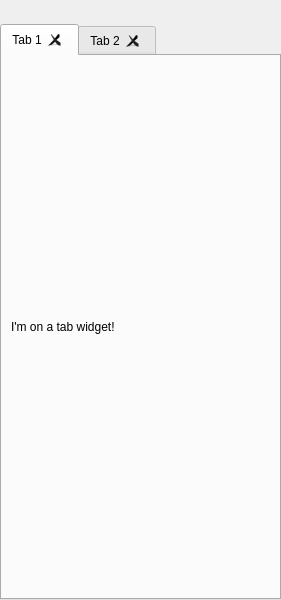
Qt form tools/maya/gfUtilitiesBelt2/gui/win_main.ui (giulianofranca/gfTools) before a commit.
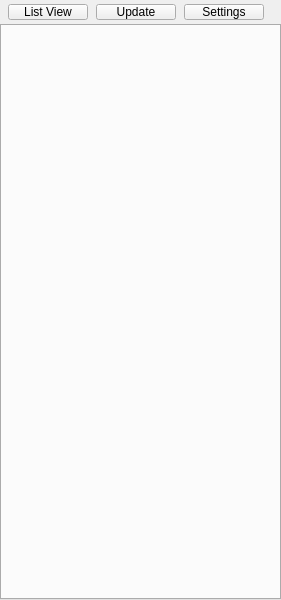
The same form after that commit. Custom widgets are drawn as their Qt base class.

What changed in the file:
```diff
--- a/tools/maya/gfUtilitiesBelt2/gui/win_main.ui
+++ b/tools/maya/gfUtilitiesBelt2/gui/win_main.ui
@@ -10,6 +10,12 @@
     <height>600</height>
    </rect>
   </property>
+  <property name="minimumSize">
+   <size>
+    <width>281</width>
+    <height>300</height>
+   </size>
+  </property>
   <property name="windowTitle">
    <string>Form</string>
   </property>
@@ -30,67 +36,120 @@
     <number>0</number>
    </property>
    <item>
-    <widget class="GFTitleBar" name="wdgTitle" native="true">
-     <property name="sizePolicy">
-      <sizepolicy hsizetype="Preferred" vsizetype="Minimum">
-       <horstretch>0</horstretch>
-       <verstretch>0</verstretch>
-      </sizepolicy>
-     </property>
+    <widget class="QFrame" name="frmTitleBar">
      <property name="minimumSize">
       <size>
        <width>0</width>
        <height>24</height>
       </size>
      </property>
-     <layout class="QHBoxLayout" name="horizontalLayout"/>
+     <property name="frameShape">
+      <enum>QFrame::NoFrame</enum>
+     </property>
+     <layout class="QHBoxLayout" name="layTitleBar">
+      <property name="spacing">
+       <number>8</number>
+      </property>
+      <property name="leftMargin">
+       <number>8</number>
+      </property>
+      <property name="topMargin">
+       <number>4</number>
+      </property>
+      <property name="rightMargin">
+       <number>8</number>
+      </property>
+      <property name="bottomMargin">
+       <number>4</number>
+      </property>
+      <item>
+       <widget class="QPushButton" name="btnListView">
+        <property name="minimumSize">
+         <size>
+          <width>0</width>
+          <height>16</height>
+         </size>
+        </property>
+        <property name="maximumSize">
+         <size>
+          <width>16777215</width>
+          <height>16</height>
+         </size>
+        </property>
+        <property name="text">
+         <string>List View</string>
+        </property>
+       </widget>
+      </item>
+      <item>
+       <widget class="QPushButton" name="btnUpdate">
+        <property name="minimumSize">
+         <size>
+          <width>0</width>
+          <height>16</height>
+         </size>
+        </property>
+        <property name="maximumSize">
+         <size>
+          <width>16777215</width>
+          <height>16</height>
+         </size>
+        </property>
+        <property name="text">
+         <string>Update</string>
+        </property>
+       </widget>
+      </item>
+      <item>
+       <widget class="QPushButton" name="btnSettings">
+        <property name="minimumSize">
+         <size>
+          <width>0</width>
+          <height>16</height>
+         </size>
+        </property>
+        <property name="maximumSize">
+         <size>
+          <width>16777215</width>
+          <height>16</height>
+         </size>
+        </property>
+        <property name="text">
+         <string>Settings</string>
+        </property>
+       </widget>
+      </item>
+      <item>
+       <spacer name="spcTitleBar">
+        <property name="orientation">
+         <enum>Qt::Horizontal</enum>
+        </property>
+        <property name="sizeType">
+         <enum>QSizePolicy::Expanding</enum>
+        </property>
+        <property name="sizeHint" stdset="0">
+         <size>
+          <width>43</width>
+          <height>16</height>
+         </size>
+        </property>
+       </spacer>
+      </item>
+     </layout>
     </widget>
    </item>
    <item>
-    <widget class="QTabWidget" name="tabWidget">
-     <property name="elideMode">
-      <enum>Qt::ElideRight</enum>
-     </property>
+    <widget class="QTabWidget" name="tabPockets">
      <property name="tabsClosable">
       <bool>true</bool>
      </property>
      <property name="movable">
       <bool>true</bool>
      </property>
-     <property name="tabBarAutoHide">
-      <bool>true</bool>
-     </property>
-     <widget class="QWidget" name="tab">
-      <attribute name="title">
-       <string>Tab 1</string>
-      </attribute>
-      <layout class="QVBoxLayout" name="verticalLayout_2">
-       <item>
-        <widget class="QLabel" name="label">
-         <property name="text">
-          <string>I'm on a tab widget!</string>
-         </property>
-        </widget>
-       </item>
-      </layout>
-     </widget>
-     <widget class="QWidget" name="tab_2">
-      <attribute name="title">
-       <string>Tab 2</string>
-      </attribute>
-     </widget>
     </widget>
    </item>
   </layout>
  </widget>
- <customwidgets>
-  <customwidget>
-   <class>GFTitleBar</class>
-   <extends>QWidget</extends>
-   <header>TitleBar.h</header>
-   <container>1</container>
-  </customwidget>
- </customwidgets>
  <resources/>
  <connections/>
 </ui>
```
Left out of the diff: 6 changed lines with no effect on the pictures.
